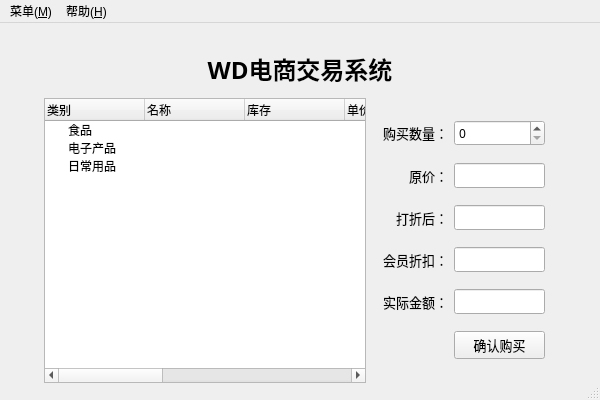
Above: mainwindow.ui from drcege/WD before the change. Below: the same form after it.
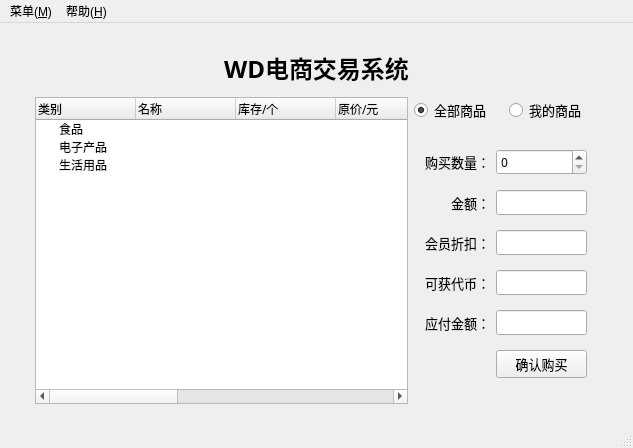
That is the form after the change. The open tabs and pages were chosen to show the change.

The edit to the form file:
```diff
--- a/mainwindow.ui
+++ b/mainwindow.ui
@@ -6,8 +6,8 @@
    <rect>
     <x>0</x>
     <y>0</y>
-    <width>600</width>
-    <height>400</height>
+    <width>633</width>
+    <height>448</height>
    </rect>
   </property>
   <property name="sizePolicy">
@@ -497,25 +497,36 @@
        </layout>
       </widget>
       <widget class="QWidget" name="mainPage">
-       <layout class="QGridLayout" name="gridLayout_6" rowstretch="2,12" columnstretch="1,15,2,1">
-        <item row="1" column="0">
-         <spacer name="horizontalSpacer_3">
-          <property name="orientation">
-           <enum>Qt::Horizontal</enum>
+       <layout class="QGridLayout" name="gridLayout_5" rowstretch="1,1,6" columnstretch="1,28,2,2,1">
+        <item row="0" column="1" colspan="3">
+         <widget class="QLabel" name="label_head_2">
+          <property name="font">
+           <font>
+            <family>微软雅黑</family>
+            <pointsize>18</pointsize>
+            <weight>75</weight>
+            <bold>true</bold>
+           </font>
           </property>
-          <property name="sizeHint" stdset="0">
-           <size>
-            <width>22</width>
-            <height>20</height>
-           </size>
+          <property name="text">
+           <string>WD电商交易系统</string>
           </property>
-         </spacer>
+          <property name="alignment">
+           <set>Qt::AlignCenter</set>
+          </property>
+         </widget>
         </item>
-        <item row="1" column="1">
+        <item row="1" column="1" rowspan="2">
          <widget class="QTreeWidget" name="treeWidget">
           <property name="rootIsDecorated">
            <bool>true</bool>
           </property>
+          <property name="sortingEnabled">
+           <bool>false</bool>
+          </property>
+          <attribute name="headerHighlightSections">
+           <bool>false</bool>
+          </attribute>
           <column>
            <property name="text">
             <string>类别</string>
@@ -528,12 +539,17 @@
           </column>
           <column>
            <property name="text">
-            <string>库存</string>
+            <string>库存/个</string>
            </property>
           </column>
           <column>
            <property name="text">
-            <string>单价/元</string>
+            <string>原价/元</string>
+           </property>
+          </column>
+          <column>
+           <property name="text">
+            <string>现价/元</string>
            </property>
           </column>
           <column>
@@ -558,7 +574,7 @@
           </column>
           <column>
            <property name="text">
-            <string>降价折扣</string>
+            <string>降价因子</string>
            </property>
           </column>
           <item>
@@ -621,12 +637,85 @@
           </item>
           <item>
            <property name="text">
-            <string>日常用品</string>
+            <string>生活用品</string>
+           </property>
+           <property name="text">
+            <string/>
+           </property>
+           <property name="text">
+            <string/>
+           </property>
+           <property name="text">
+            <string/>
+           </property>
+           <property name="text">
+            <string/>
+           </property>
+           <property name="text">
+            <string/>
+           </property>
+           <property name="text">
+            <string/>
+           </property>
+           <property name="text">
+            <string/>
+           </property>
+           <property name="text">
+            <string/>
+           </property>
+           <property name="text">
+            <string/>
            </property>
           </item>
          </widget>
         </item>
         <item row="1" column="2">
+         <widget class="QRadioButton" name="radioButton">
+          <property name="font">
+           <font>
+            <pointsize>10</pointsize>
+           </font>
+          </property>
+          <property name="text">
+           <string>全部商品</string>
+          </property>
+          <property name="checked">
+           <bool>true</bool>
+          </property>
+          <attribute name="buttonGroup">
+           <string notr="true">buttonGroup_2</string>
+          </attribute>
+         </widget>
+        </item>
+        <item row="1" column="3">
+         <widget class="QRadioButton" name="radioButton_2">
+          <property name="font">
+           <font>
+            <pointsize>10</pointsize>
+           </font>
+          </property>
+          <property name="text">
+           <string>我的商品</string>
+          </property>
+          <attribute name="buttonGroup">
+           <string notr="true">buttonGroup_2</string>
+          </attribute>
+         </widget>
+        </item>
+        <item row="2" column="0">
+         <spacer name="horizontalSpacer_3">
+          <property name="orientation">
+           <enum>Qt::Horizontal</enum>
+          </property>
+          <property name="sizeHint" stdset="0">
+           <size>
+            <width>22</width>
+            <height>20</height>
+           </size>
+          </property>
+         </spacer>
+        </item>
+        <item row="2" column="2" colspan="2">
          <widget class="QStackedWidget" name="stackedWidget_2">
           <property name="currentIndex">
            <number>0</number>
@@ -669,7 +758,7 @@
                </font>
               </property>
               <property name="text">
-               <string>原价：</string>
+               <string>金额：</string>
               </property>
               <property name="alignment">
                <set>Qt::AlignRight|Qt::AlignTrailing|Qt::AlignVCenter</set>
@@ -684,22 +773,6 @@
              </widget>
             </item>
             <item row="2" column="0">
-             <widget class="QLabel" name="label_afetr">
-              <property name="font">
-               <font>
-                <family>微软雅黑</family>
-                <pointsize>10</pointsize>
-               </font>
-              </property>
-              <property name="text">
-               <string>打折后：</string>
-              </property>
-              <property name="alignment">
-               <set>Qt::AlignRight|Qt::AlignTrailing|Qt::AlignVCenter</set>
-              </property>
-             </widget>
-            </item>
-            <item row="3" column="0">
              <widget class="QLabel" name="label_discount">
               <property name="font">
                <font>
@@ -715,6 +788,22 @@
               </property>
              </widget>
             </item>
+            <item row="3" column="0">
+             <widget class="QLabel" name="label_token">
+              <property name="font">
+               <font>
+                <family>微软雅黑</family>
+                <pointsize>10</pointsize>
+               </font>
+              </property>
+              <property name="text">
+               <string>可获代币：</string>
+              </property>
+              <property name="alignment">
+               <set>Qt::AlignRight|Qt::AlignTrailing|Qt::AlignVCenter</set>
+              </property>
+             </widget>
+            </item>
             <item row="4" column="0">
              <widget class="QLabel" name="label_real">
               <property name="font">
@@ -724,7 +813,7 @@
                </font>
               </property>
               <property name="text">
-               <string>实际金额：</string>
+               <string>应付金额：</string>
               </property>
               <property name="alignment">
                <set>Qt::AlignRight|Qt::AlignTrailing|Qt::AlignVCenter</set>
@@ -742,22 +831,25 @@
               <property name="text">
                <string>确认购买</string>
               </property>
+              <property name="checkable">
+               <bool>false</bool>
+              </property>
              </widget>
             </item>
             <item row="2" column="2">
-             <widget class="QLineEdit" name="lineEdit_after">
-              <property name="readOnly">
-               <bool>true</bool>
-              </property>
-             </widget>
-            </item>
-            <item row="3" column="2">
              <widget class="QLineEdit" name="lineEdit_discount">
               <property name="readOnly">
                <bool>true</bool>
               </property>
              </widget>
             </item>
+            <item row="3" column="2">
+             <widget class="QLineEdit" name="lineEdit_token">
+              <property name="readOnly">
+               <bool>true</bool>
+              </property>
+             </widget>
+            </item>
             <item row="4" column="2">
              <widget class="QLineEdit" name="lineEdit_real">
               <property name="readOnly">
@@ -931,24 +1023,6 @@
           </property>
          </spacer>
         </item>
-        <item row="0" column="1" colspan="2">
-         <widget class="QLabel" name="label_head_2">
-          <property name="font">
-           <font>
-            <family>微软雅黑</family>
-            <pointsize>18</pointsize>
-            <weight>75</weight>
-            <bold>true</bold>
-           </font>
-          </property>
-          <property name="text">
-           <string>WD电商交易系统</string>
-          </property>
-          <property name="alignment">
-           <set>Qt::AlignCenter</set>
-          </property>
-         </widget>
-        </item>
        </layout>
       </widget>
       <widget class="QWidget" name="userPage"/>
@@ -961,7 +1035,7 @@
     <rect>
      <x>0</x>
      <y>0</y>
-     <width>600</width>
+     <width>633</width>
      <height>23</height>
     </rect>
    </property>
```
Left out of the diff: 45 changed lines with no effect on the pictures.
